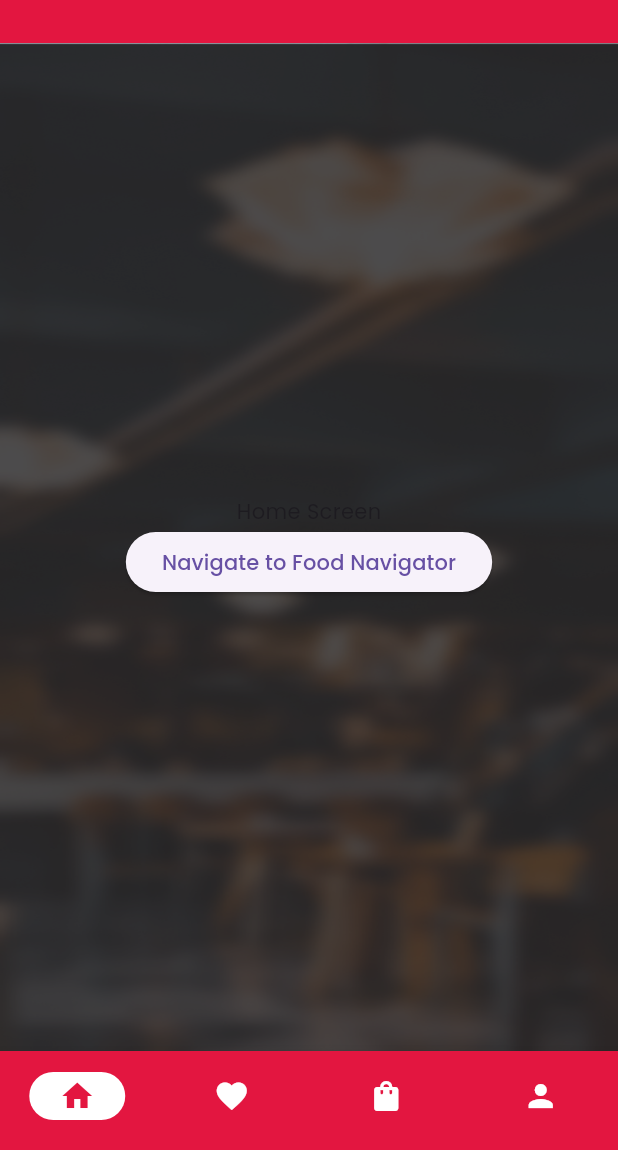
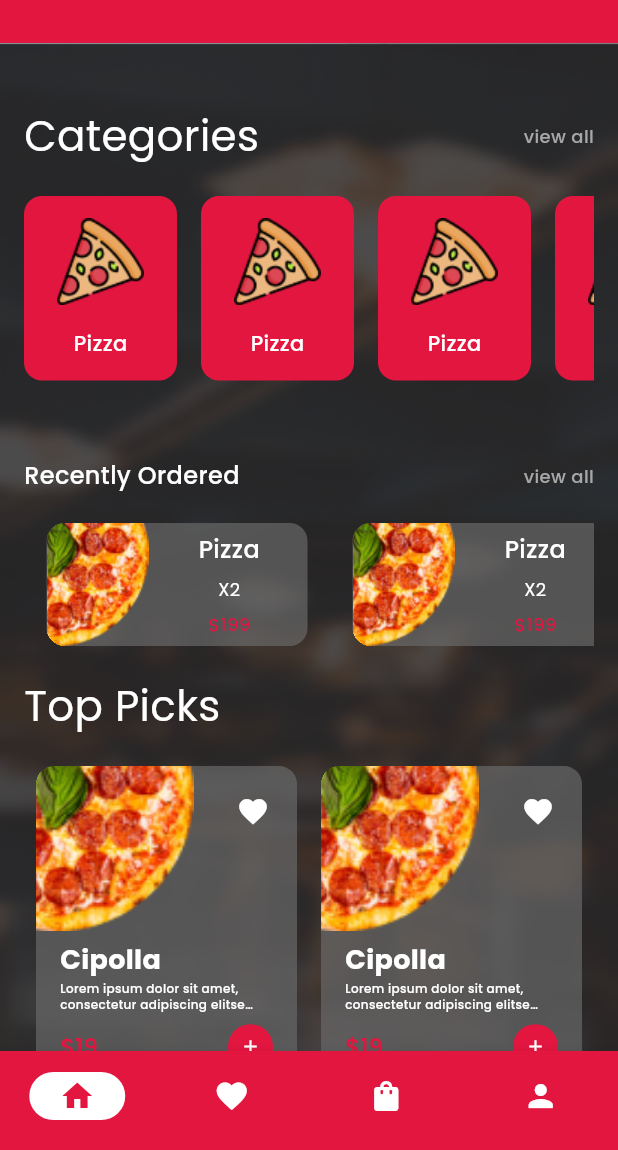
Before and after one commit to rifat0153/elvan-flutter, a Flutter app: the screen it shows after launch, on a phone screen of 412 x 824 dp, the part 86-1236 px from its top. Run offline on Flutter 3.47's test engine with Material 2 defaults, Android fonts, the phone set to English and light mode, and no system bars; our stand-ins replace cloud_firestore, firebase_auth, firebase_core, firebase_storage, flutter_hooks, freezed_annotation and 2 more; accounts and stored records are empty; generated files the repository leaves out were written again.

Commit message:
Home Screen UI Complete

```diff
--- /dev/null
+++ b/lib/features/home/components/category_items.dart
@@ -0,0 +1,45 @@
+import 'package:elvan/shared/components/constants/app_colors.dart';
+import 'package:elvan/shared/components/constants/strings.dart';
+import 'package:flutter/material.dart';
+import 'package:flutter/src/widgets/container.dart';
+import 'package:flutter/src/widgets/framework.dart';
+
+class CategoryItems extends StatelessWidget {
+  const CategoryItems({super.key});
+
+  @override
+  Widget build(BuildContext context) {
+    return Container(
+      margin: const EdgeInsets.only(right: 16),
+      height: 123,
+      width: 102,
+      decoration: BoxDecoration(
+          borderRadius: BorderRadius.circular(12),
+          color: const Color(AppColors.primaryColor)),
+      child: Column(
+        mainAxisAlignment: MainAxisAlignment.center,
+        children: const [
+          Center(
+              child: Image(
+            height: 58,
+            width: 58,
+            image: AssetImage(
+              '${Strings.assetImages}pizza_slice.png',
+            ),
+          )),
+          SizedBox(
+            height: 15.5,
+          ),
+          Text(
+            'Pizza',
+            style: TextStyle(
+                color: Color(
+                  AppColors.primaryTextWhite,
+                ),
+                fontWeight: FontWeight.w500),
+          )
+        ],
+      ),
+    );
+  }
+}
--- /dev/null
+++ b/lib/features/home/components/category_section_header.dart
@@ -0,0 +1,31 @@
+import 'package:elvan/shared/components/constants/app_colors.dart';
+import 'package:flutter/src/widgets/container.dart';
+import 'package:flutter/src/widgets/framework.dart';
+import 'package:flutter/material.dart';
+
+class CategorySectionHeader extends StatelessWidget {
+  const CategorySectionHeader({super.key});
+
+  @override
+  Widget build(BuildContext context) {
+    return Row(
+      mainAxisAlignment: MainAxisAlignment.spaceBetween,
+      children: const [
+        Text(
+          'Categories',
+          style: TextStyle(
+              fontSize: 28,
+              fontWeight: FontWeight.w400,
+              color: Color(AppColors.primaryTextWhite)),
+        ),
+        Text(
+          'view all',
+          style: TextStyle(
+              fontSize: 12,
+              fontWeight: FontWeight.w500,
+              color: Color(AppColors.textGreyA7)),
+        ),
+      ],
+    );
+  }
+}
--- /dev/null
+++ b/lib/features/home/components/recently_ordered_items.dart
@@ -0,0 +1,86 @@
+import 'package:elvan/shared/components/constants/app_colors.dart';
+import 'package:elvan/shared/components/constants/strings.dart';
+import 'package:flutter/material.dart';
+import 'package:flutter/src/widgets/container.dart';
+import 'package:flutter/src/widgets/framework.dart';
+
+class RecentlyOrderedItems extends StatelessWidget {
+  const RecentlyOrderedItems({super.key});
+
+  @override
+  Widget build(BuildContext context) {
+    return Center(
+      child: Container(
+        margin: const EdgeInsets.symmetric(horizontal: 15),
+        width: 174,
+        height: 82,
+        clipBehavior: Clip.hardEdge,
+        decoration: BoxDecoration(
+            borderRadius: BorderRadius.circular(12),
+            color: const Color(AppColors.cardColorGrey70).withOpacity(0.7)),
+        child: Stack(children: [
+          Row(
+            children: [
+              const Expanded(
+                flex: 4,
+                child: SizedBox(),
+              ),
+              Expanded(
+                  flex: 6,
+                  child: SizedBox(
+                    child: Column(
+                        mainAxisAlignment: MainAxisAlignment.spaceEvenly,
+                        children: const [
+                          Center(
+                            child: Text(
+                              'Pizza',
+                              style: TextStyle(
+                                  color: Color(
+                                    AppColors.primaryTextWhite,
+                                  ),
+                                  fontSize: 16,
+                                  fontWeight: FontWeight.w500),
+                            ),
+                          ),
+                          Center(
+                            child: Text(
+                              'X2',
+                              style: TextStyle(
+                                  color: Color(
+                                    AppColors.primaryTextWhite,
+                                  ),
+                                  fontSize: 12,
+                                  fontWeight: FontWeight.w400),
+                            ),
+                          ),
+                          Center(
+                            child: Text(
+                              '\$199',
+                              style: TextStyle(
+                                  color: Color(
+                                    AppColors.primaryColor,
+                                  ),
+                                  fontSize: 12,
+                                  fontWeight: FontWeight.w500),
+                            ),
+                          ),
+                        ]),
+                  ))
+            ],
+          ),
+          Positioned(
+            top: -42,
+            left: -56,
+            child: Container(
+              height: 124,
+              width: 124,
+              color: Colors.transparent,
+              child: const Image(
+                  image: AssetImage('${Strings.assetImages}pizza.png')),
+            ),
+          ),
+        ]),
+      ),
+    );
+  }
+}
--- /dev/null
+++ b/lib/features/home/components/recently_ordered_section_header.dart
@@ -0,0 +1,31 @@
+import 'package:elvan/shared/components/constants/app_colors.dart';
+import 'package:flutter/material.dart';
+import 'package:flutter/src/widgets/container.dart';
+import 'package:flutter/src/widgets/framework.dart';
+
+class RecentlyOrderedSectionHeader extends StatelessWidget {
+  const RecentlyOrderedSectionHeader({super.key});
+
+  @override
+  Widget build(BuildContext context) {
+    return Row(
+      mainAxisAlignment: MainAxisAlignment.spaceBetween,
+      children: const [
+        Text(
+          'Recently Ordered',
+          style: TextStyle(
+              fontSize: 16,
+              fontWeight: FontWeight.w500,
+              color: Color(AppColors.primaryTextWhite)),
+        ),
+        Text(
+          'view all',
+          style: TextStyle(
+              fontSize: 12,
+              fontWeight: FontWeight.w500,
+              color: Color(AppColors.textGreyA7)),
+        ),
+      ],
+    );
+  }
+}
--- /dev/null
+++ b/lib/features/home/components/top_picks_item.dart
@@ -0,0 +1,117 @@
+import 'package:elvan/shared/components/constants/app_colors.dart';
+import 'package:elvan/shared/components/constants/strings.dart';
+import 'package:flutter/material.dart';
+import 'package:flutter/src/widgets/container.dart';
+import 'package:flutter/src/widgets/framework.dart';
+
+class TopPicksItem extends StatelessWidget {
+  const TopPicksItem({super.key});
+
+  @override
+  Widget build(BuildContext context) {
+    return Center(
+      child: FittedBox(
+        child: Container(
+          //  margin: const EdgeInsets.only(bottom: 26),
+          clipBehavior: Clip.hardEdge,
+          width: 174,
+          height: 211,
+          decoration: BoxDecoration(
+            borderRadius: BorderRadius.circular(12),
+            color: const Color(AppColors.cardColorGrey70).withOpacity(0.7),
+          ),
+          child: Column(
+            children: [
+              Expanded(
+                flex: 55,
+                child: Container(
+                  color: Colors.transparent,
+                  child: Stack(children: [
+                    Positioned(
+                      top: -72,
+                      left: -77,
+                      child: Container(
+                        height: 182,
+                        width: 182,
+                        color: Colors.transparent,
+                        child: const Image(
+                            fit: BoxFit.fitWidth,
+                            image:
+                                AssetImage('${Strings.assetImages}pizza.png')),
+                      ),
+                    ),
+                    const Positioned(
+                        top: 19,
+                        right: 18.32,
+                        child: Icon(
+                          Icons.favorite,
+                          size: 22,
+                          color: Color(AppColors.primaryTextWhite),
+                        ))
+                  ]),
+                ),
+              ),
+              Expanded(
+                flex: 45,
+                child: Container(
+                  padding: const EdgeInsets.symmetric(horizontal: 16),
+                  width: double.infinity,
+                  clipBehavior: Clip.none,
+                  color: Colors.transparent,
+                  child: Column(
+                      crossAxisAlignment: CrossAxisAlignment.start,
+                      children: [
+                        const Text(
+                          'Cipolla',
+                          style: TextStyle(
+                              color: Color(AppColors.primaryTextWhite),
+                              fontWeight: FontWeight.w700,
+                              fontSize: 18),
+                        ),
+                        const SizedBox(
+                            height: 27,
+                            width: 130,
+                            child: Text(
+                              'Lorem ipsum dolor sit amet, consectetur adipiscing elitsed do eiusmod tempor incididunt ut labore',
+                              overflow: TextOverflow.ellipsis,
+                              maxLines: 2,
+                              style: TextStyle(
+                                  color: Color(AppColors.primaryTextWhite),
+                                  fontSize: 8,
+                                  fontWeight: FontWeight.w500),
+                            )),
+                        const SizedBox(height: 3),
+                        Row(
+                          mainAxisAlignment: MainAxisAlignment.spaceBetween,
+                          children: [
+                            const Text(
+                              '\$19',
+                              style: TextStyle(
+                                  color: Color(AppColors.primaryColor),
+                                  fontWeight: FontWeight.w600,
+                                  fontSize: 15),
+                            ),
+                            Container(
+                              height: 30,
+                              width: 30,
+                              decoration: BoxDecoration(
+                                  borderRadius: BorderRadius.circular(100),
+                                  color: const Color(AppColors.primaryColor)),
+                              child: const Icon(
+                                Icons.add,
+                                color: Color(AppColors.primaryTextWhite),
+                                size: 14,
+                              ),
+                            )
+                          ],
+                        )
+                      ]),
+                ),
+              ),
+            ],
+          ),
+        ),
+      ),
+    );
+  }
+}
--- /dev/null
+++ b/lib/features/home/components/top_picks_section_header.dart
@@ -0,0 +1,25 @@
+import 'package:elvan/shared/components/constants/app_colors.dart';
+import 'package:flutter/material.dart';
+import 'package:flutter/src/widgets/container.dart';
+import 'package:flutter/src/widgets/framework.dart';
+
+class TopPicksSectionHeader extends StatelessWidget {
+  const TopPicksSectionHeader({super.key});
+
+  @override
+  Widget build(BuildContext context) {
+    return Row(
+      mainAxisAlignment: MainAxisAlignment.spaceBetween,
+      children: const [
+        Text(
+          'Top Picks',
+          style: TextStyle(
+              fontSize: 28,
+              fontWeight: FontWeight.w400,
+              color: Color(AppColors.primaryTextWhite)),
+        ),
+        Spacer()
+      ],
+    );
+  }
+}
--- a/lib/features/home/screens/home_screen.dart
+++ b/lib/features/home/screens/home_screen.dart
@@ -1,5 +1,9 @@
+import 'package:elvan/features/home/sections/category_section.dart';
+import 'package:elvan/features/home/sections/recently_ordered_section.dart';
+import 'package:elvan/features/home/sections/top_picks_section.dart';
 import 'package:elvan/navigation/provider/root_navigator_key.dart';
 import 'package:elvan/shared/components/appbars/main_appbar.dart';
+import 'package:elvan/shared/components/constants/app_colors.dart';
 import 'package:elvan/shared/components/constants/strings.dart';
 import 'package:flutter/material.dart';
 import 'package:hooks_riverpod/hooks_riverpod.dart';
@@ -11,6 +15,7 @@ class HomeScreen extends HookConsumerWidget {
     return Scaffold(
       appBar: const MainAppbar(),
       body: Container(
+        padding: const EdgeInsets.symmetric(horizontal: 16),
         decoration: const BoxDecoration(
             image: DecorationImage(
                 fit: BoxFit.fill,
@@ -18,19 +23,28 @@ class HomeScreen extends HookConsumerWidget {
                 image: AssetImage(
                     '${Strings.assetImages}app_background_main.png'))),
         child: Center(
-          child: Column(
-            mainAxisAlignment: MainAxisAlignment.center,
-            children: [
-              const Text('Home Screen'),
-              ElevatedButton(
-                onPressed: () => ref
-                    .read(
-                      rootNavigatorKeyProvider.notifier,
-                    )
-                    .navigateToFoodDetail(),
-                child: const Text('Navigate to Food Navigator'),
-              ),
-            ],
+          child: SingleChildScrollView(
+            child: Column(
+              mainAxisAlignment: MainAxisAlignment.start,
+              children: const [
+                // const Text('Home Screen'),
+                // ElevatedButton(
+                //   onPressed: () => ref
+                //       .read(
+                //         rootNavigatorKeyProvider.notifier,
+                //       )
+                //       .navigateToFoodDetail(),
+                //   child: const Text('Navigate to Food Navigator'),
+                // ),
+                //
+                SizedBox(height: 42),
+                CategorySection(),
+                RecentlyOrderedSection(),
+                SizedBox(height: 20),
+                TopPicksSection(),
+                SizedBox(height: 20),
+              ],
+            ),
           ),
         ),
       ),
--- /dev/null
+++ b/lib/features/home/sections/category_section.dart
@@ -0,0 +1,31 @@
+import 'package:elvan/features/home/components/category_items.dart';
+import 'package:elvan/features/home/components/category_section_header.dart';
+import 'package:elvan/shared/components/constants/app_colors.dart';
+import 'package:elvan/shared/components/constants/strings.dart';
+import 'package:flutter/material.dart';
+import 'package:flutter/rendering.dart';
+import 'package:flutter/src/widgets/container.dart';
+import 'package:flutter/src/widgets/framework.dart';
+
+class CategorySection extends StatelessWidget {
+  const CategorySection({super.key});
+
+  @override
+  Widget build(BuildContext context) {
+    return Container(
+      //  height: 275,
+      margin: const EdgeInsets.only(bottom: 52),
+      width: double.infinity,
+      color: Colors.transparent,
+      child: Column(children: [
+        const CategorySectionHeader(),
+        const SizedBox(height: 20),
+        SingleChildScrollView(
+          scrollDirection: Axis.horizontal,
+          child:
+              Row(children: List.generate(5, (index) => const CategoryItems())),
+        )
+      ]),
+    );
+  }
+}
--- /dev/null
+++ b/lib/features/home/sections/recently_ordered_section.dart
@@ -0,0 +1,30 @@
+import 'package:elvan/features/home/components/recently_ordered_items.dart';
+import 'package:elvan/features/home/components/recently_ordered_section_header.dart';
+import 'package:elvan/shared/components/constants/app_colors.dart';
+import 'package:elvan/shared/components/constants/strings.dart';
+import 'package:flutter/material.dart';
+import 'package:flutter/src/widgets/container.dart';
+import 'package:flutter/src/widgets/framework.dart';
+
+class RecentlyOrderedSection extends StatelessWidget {
+  const RecentlyOrderedSection({super.key});
+
+  @override
+  Widget build(BuildContext context) {
+    return Container(
+      //  height: 185,
+      width: double.infinity,
+      color: Colors.transparent,
+      child: Column(children: [
+        const RecentlyOrderedSectionHeader(),
+        const SizedBox(height: 20),
+        SingleChildScrollView(
+          scrollDirection: Axis.horizontal,
+          child: Row(
+              children:
+                  List.generate(5, (index) => const RecentlyOrderedItems())),
+        )
+      ]),
+    );
+  }
+}
--- /dev/null
+++ b/lib/features/home/sections/top_picks_section.dart
@@ -0,0 +1,43 @@
+import 'package:elvan/features/home/components/top_picks_item.dart';
+import 'package:elvan/features/home/components/top_picks_section_header.dart';
+import 'package:elvan/shared/components/constants/app_colors.dart';
+import 'package:elvan/shared/components/constants/strings.dart';
+import 'package:flutter/material.dart';
+import 'package:flutter/src/widgets/container.dart';
+import 'package:flutter/src/widgets/framework.dart';
+
+class TopPicksSection extends StatelessWidget {
+  const TopPicksSection({super.key});
+
+  @override
+  Widget build(BuildContext context) {
+    return SizedBox(
+      // height: 300,
+      width: double.infinity,
+
+      child: Column(
+        children: [
+          const TopPicksSectionHeader(),
+          const SizedBox(height: 20),
+          //   TopPicksItem()
+          GridView.count(
+            physics: const ScrollPhysics(),
+            childAspectRatio: 0.90,
+            mainAxisSpacing: 27,
+            shrinkWrap: true,
+            crossAxisCount: 2,
+            children: const [
+              TopPicksItem(),
+              TopPicksItem(),
+              TopPicksItem(),
+              TopPicksItem(),
+              TopPicksItem(),
+            ],
+          ),
+
+          //   const SizedBox(height: 50),
+        ],
+      ),
+    );
+  }
+}
--- a/lib/shared/components/constants/app_colors.dart
+++ b/lib/shared/components/constants/app_colors.dart
@@ -11,4 +11,9 @@ class AppColors {
   static const primaryTextColor = 0xFF212121;
   static const secondaryTextColor = 0xFF757575;
   static const dividerColor = 0xFFBDBDBD;
+
+  static const primaryTextWhite = 0XFFffffff;
+  static const textGreyA7 = 0XFFA7A7A7;
+
+  static const cardColorGrey70 = 0XFF686868;
 }
```
Also changed, not shown: assets/images/pizza.png (added), assets/images/pizza_slice.png (added), flutter_01.png (added).
